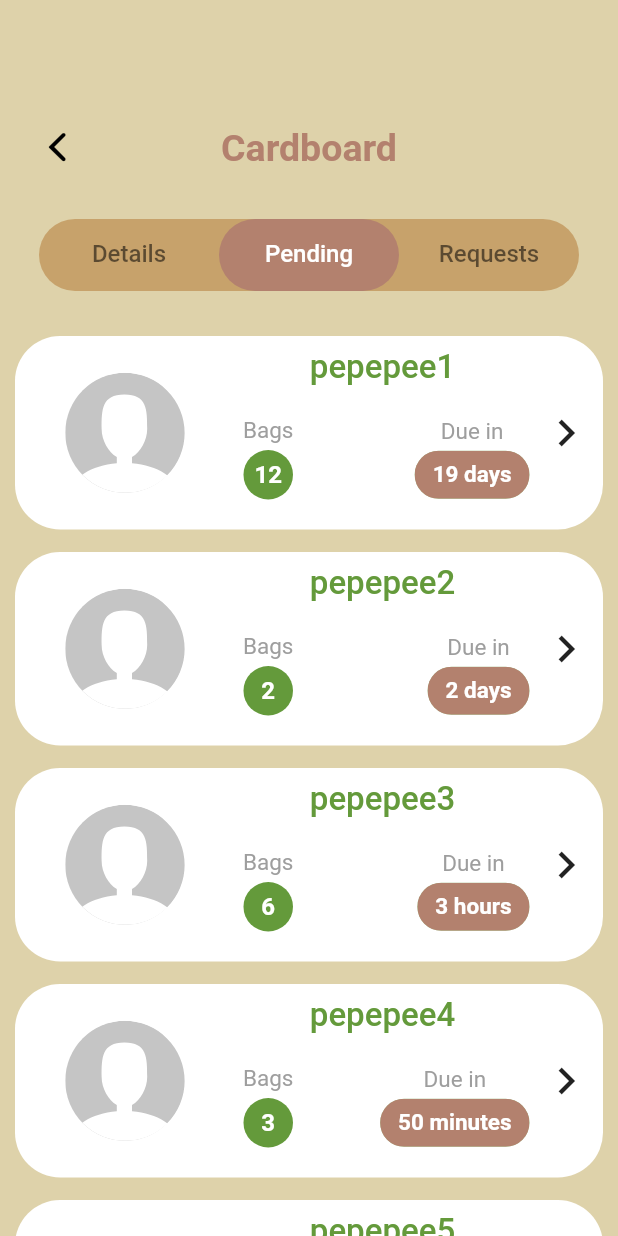
After one commit to fquesada00/Econet, a Flutter app: the MyEcopoint screen opened by its route, tab 2 chosen, on a phone screen of 412 x 824 dp. The commit adds this screen. Run offline on Flutter 3.47's test engine with Material 2 defaults, Android fonts, the phone set to English and light mode, and no system bars; our stand-ins replace auto_size_text, firebase_auth, firebase_core, flutter_svg, geolocator, google_maps_flutter and 2 more; missing offline and left inert: geocoder, linked_scroll_controller; accounts and stored records are empty; Roboto replaces fonts that are missing (SFProDisplay, SFProText); project files that could hold a hidden picture were left out.

Commit message:
avances en my_ecopoint

```diff
--- a/lib/app.dart
+++ b/lib/app.dart
@@ -6,6 +6,7 @@ import 'package:econet/views/auth/signup_method.dart';
 import 'package:econet/views/ecopoint/PickTimeCreateEcopoint.dart';
 import 'package:econet/views/ecopoint/add_bags.dart';
 import 'package:econet/views/ecopoint/ecopoint_expanded.dart';
+import 'file:///C:/Users/rodri/AndroidStudioProjects/Econet/lib/views/my_ecopoint/my_ecopoint.dart';
 import 'package:econet/views/ecopoint/pickDelivery.dart';
 import 'package:econet/views/ecopoint/pickDeliveryDate.dart';
 import 'package:econet/views/ecopoint/pickLocation.dart';
@@ -58,6 +59,7 @@ class MyApp extends StatelessWidget {
           '/settings': (context) => Settings(),
           '/my_recycling': (context) => MyRecycling(),
           '/add_bags': (context) => AddBags(),
+          '/my_ecopoint': (context) => MyEcopoint(),
         },
         title: 'Flutter Demo',
         theme: ThemeData(
@@ -199,6 +201,12 @@ class _MyHomePageState extends State<MyHomePage> {
                 Navigator.pushNamed(context, '/add_bags');
               },
             ),
+            RaisedButton(
+              child: Text("My ecopoint"),
+              onPressed: () {
+                Navigator.pushNamed(context, '/my_ecopoint');
+              },
+            ),
           ],
         ),
       ),
--- a/lib/presentation/constants.dart
+++ b/lib/presentation/constants.dart
@@ -1,4 +1,5 @@
 library constants;
+
 import 'package:flutter/material.dart';
 
 //Paleta de colores
--- /dev/null
+++ b/lib/views/my_ecopoint/my_ecopoint.dart
@@ -0,0 +1,60 @@
+import 'package:econet/presentation/constants.dart';
+import 'package:econet/views/widgets/navbar.dart';
+import 'package:econet/views/widgets/tab_slide_choose.dart';
+import 'package:flutter/cupertino.dart';
+import 'package:flutter/material.dart';
+
+import 'my_ecopoint_details_tab.dart';
+import 'my_ecopoint_pending_tab.dart';
+import 'my_ecopoint_requests_tab.dart';
+
+class MyEcopoint extends StatelessWidget {
+  int selected = 0;
+  String residueName = "Cardboard";
+  final List<String> tabNames = ["Details", "Pending", "Requests"];
+
+  @override
+  Widget build(BuildContext context) {
+    return Scaffold(
+      resizeToAvoidBottomInset: false,
+      backgroundColor: BROWN_LIGHT,
+      body: Column(
+        children: <Widget>[
+          NavBar(
+            text: residueName,
+            withBack: true,
+            backgroundColor: Colors.transparent,
+            textColor: BROWN_DARK,
+          ),
+          Expanded(
+            child: DefaultTabController(
+              length: tabNames.length,
+              child: Column(
+                children: <Widget>[
+                  Padding(
+                    padding: EdgeInsets.only(left: 26, right: 26, top: 26),
+                    child: TabSlideChoose(
+                      //funcion que guarda cual se encuentra seleccionado
+                            (int newSelected) {
+                          selected = newSelected;
+                        }, tabNames, BROWN_MEDIUM, BROWN_DARK),
+                  ),
+                  Expanded(
+                    child: TabBarView(
+                      children: <Widget>[
+                        MyEcopointDetailsTab(),
+                        MyEcopointPendingTab(),
+                        MyEcopointRequestsTab()
+                      ],
+                    ),
+                  ),
+                ],
+              ),
+            ),
+          ),
+        ],
+      ),
+    );
+  }
+
+}
--- /dev/null
+++ b/lib/views/my_ecopoint/my_ecopoint_details_tab.dart
@@ -0,0 +1,9 @@
+import 'package:flutter/cupertino.dart';
+
+class MyEcopointDetailsTab extends StatelessWidget {
+  @override
+  Widget build(BuildContext context) {
+    return Container();
+  }
+
+}
--- /dev/null
+++ b/lib/views/my_ecopoint/my_ecopoint_pending_tab.dart
@@ -0,0 +1,20 @@
+import 'package:econet/views/widgets/pending_delivery_card.dart';
+import 'package:flutter/cupertino.dart';
+
+class MyEcopointPendingTab extends StatelessWidget {
+  @override
+  Widget build(BuildContext context) {
+    return SingleChildScrollView(
+      padding: EdgeInsets.symmetric(vertical: 15),
+      child: Column(
+        children: <Widget>[
+          PendingDeliveryCard("pepepee1",12,"19 days"),
+          PendingDeliveryCard("pepepee2",2,"2 days"),
+          PendingDeliveryCard("pepepee3",6,"3 hours"),
+          PendingDeliveryCard("pepepee4",3,"50 minutes"),
+          PendingDeliveryCard("pepepee5",3,"4 days"),
+        ],
+      ),
+    );
+  }
+}
--- /dev/null
+++ b/lib/views/my_ecopoint/my_ecopoint_requests_tab.dart
@@ -0,0 +1,20 @@
+import 'package:econet/views/widgets/pending_delivery_card.dart';
+import 'package:flutter/cupertino.dart';
+
+class MyEcopointRequestsTab extends StatelessWidget {
+  @override
+  Widget build(BuildContext context) {
+    return SingleChildScrollView(
+      padding: EdgeInsets.symmetric(vertical: 15),
+      child: Column(
+        children: <Widget>[
+          PendingDeliveryCard("moniii1",12,"19 days"),
+          PendingDeliveryCard("moniii2",2,"2 days"),
+          PendingDeliveryCard("moniii3",6,"3 hours"),
+          PendingDeliveryCard("moniii4",3,"50 minutes"),
+          PendingDeliveryCard("moniii5",3,"4 days"),
+        ],
+      ),
+    );
+  }
+}
--- a/lib/views/my_recycling/my_recycling.dart
+++ b/lib/views/my_recycling/my_recycling.dart
@@ -48,7 +48,6 @@ class MyRecycling extends StatelessWidget {
       ),
     );
   }
-
 }
 
 //si se usa en otro lado extraer como widget
--- a/lib/views/my_recycling/my_recycling_deliveries_tab.dart
+++ b/lib/views/my_recycling/my_recycling_deliveries_tab.dart
@@ -103,6 +103,8 @@ class MyRecyclingDeliveriesTab extends StatelessWidget {
 
   String getRemainingDeliverTime(DateTime from) {
     int aux;
+    if (aux != 0) return aux.toString() + " days";
+
     aux = from.difference(DateTime.now()).inDays;
     if (aux != 0) return aux.toString() + " days";
 
--- a/lib/views/my_recycling/my_recycling_ecopoints_tab.dart
+++ b/lib/views/my_recycling/my_recycling_ecopoints_tab.dart
@@ -1,4 +1,5 @@
 import 'package:econet/presentation/constants.dart';
+import 'package:econet/views/widgets/text_above_numbered_circle.dart';
 import 'package:flutter/cupertino.dart';
 import 'package:flutter/material.dart';
 
@@ -79,7 +80,8 @@ class MyRecyclingEcopointsTab extends StatelessWidget {
                                 ),
                               ),
                               Chip(
-                                materialTapTargetSize: MaterialTapTargetSize.shrinkWrap,
+                                materialTapTargetSize:
+                                    MaterialTapTargetSize.shrinkWrap,
                                 label: Text(
                                   deliveriesList[index].timeRemaining,
                                   style: TextStyle(
@@ -98,7 +100,7 @@ class MyRecyclingEcopointsTab extends StatelessWidget {
                       Spacer(),
                       Expanded(
                         flex: 2,
-                        child: textAboveNumberedCircle(
+                        child: TextAboveNumberedCircle(
                             "Pending deliveries",
                             deliveriesList[index].pendingDeliveries,
                             GREEN_DARK),
@@ -106,7 +108,7 @@ class MyRecyclingEcopointsTab extends StatelessWidget {
                       Spacer(),
                       Expanded(
                         flex: 2,
-                        child: textAboveNumberedCircle(
+                        child: TextAboveNumberedCircle(
                             "Delivery requests",
                             deliveriesList[index].requestedDeliveries,
                             BROWN_MEDIUM),
@@ -131,40 +133,4 @@ class MyRecyclingEcopointsTab extends StatelessWidget {
       ),
     );
   }
-
-  Widget textAboveNumberedCircle(String text, int number, Color circleColor) {
-    return Container(
-      height: 75,
-      child: Column(
-        children: [
-          Padding(
-            padding: const EdgeInsets.only(bottom: 4.0),
-            child: Text(
-              text,
-              textAlign: TextAlign.center,
-              style: TextStyle(
-                color: Colors.grey,
-                fontSize: 15,
-                fontFamily: 'SFProDisplay',
-              ),
-            ),
-          ),
-          Container(
-            alignment: Alignment.center,
-            height: 33,
-            width: 33,
-            decoration: BoxDecoration(
-              shape: BoxShape.circle,
-              color: circleColor,
-            ),
-            child: Text(
-              number.toString(),
-              style: TextStyle(
-                  color: Colors.white, fontWeight: FontWeight.w600, fontSize: 16),
-            ),
-          ),
-        ],
-      ),
-    );
-  }
 }
--- /dev/null
+++ b/lib/views/widgets/pending_delivery_card.dart
@@ -0,0 +1,114 @@
+import 'package:econet/presentation/constants.dart';
+import 'package:econet/views/widgets/text_above_numbered_circle.dart';
+import 'package:flutter/cupertino.dart';
+import 'package:flutter/material.dart';
+import 'package:flutter_svg/svg.dart';
+
+class PendingDeliveryCard extends StatelessWidget {
+  String name;
+  int bags;
+  String time;
+
+  PendingDeliveryCard(this.name, this.bags, this.time);
+
+  @override
+  Widget build(BuildContext context) {
+    return Container(
+      margin: EdgeInsets.only(left: 10, right: 10, top: 15),
+      decoration: BoxDecoration(
+        borderRadius: BorderRadius.all(Radius.circular(30)),
+        color: Colors.white,
+      ),
+      child: Row(
+        children: <Widget>[
+          Expanded(
+            flex: 3,
+            child: Container(
+              padding: EdgeInsets.only( left: 10, right: 10),
+              height: 80,
+              child: LimitedBox(
+                child:
+                    SvgPicture.asset('assets/artwork/profile-default.svg'),
+              ),
+            ),
+          ),
+          Expanded(
+            flex: 4,
+            child: Column(
+              children: <Widget>[
+                Row(
+                  children: [
+                    Expanded(
+                      child: Padding(
+                        padding: const EdgeInsets.only(top: 8.0),
+                        child: Text(
+                          name,
+                          textAlign: TextAlign.center,
+                          style: TextStyle(
+                            color: GREEN_DARK,
+                            fontSize: 22,
+                            fontFamily: 'SFProDisplay',
+                            fontWeight: FontWeight.w500,
+                          ),
+                        ),
+                      ),
+                    ),
+                  ],
+                ),
+                Row(
+                  children: <Widget>[
+                    Padding(
+                      padding: const EdgeInsets.only(top: 20.0, left: 5),
+                      child: TextAboveNumberedCircle("Bags", bags, GREEN_DARK),
+                    ),
+                    Spacer(),
+                    Column(
+                      mainAxisAlignment: MainAxisAlignment.end,
+                      children: <Widget>[
+                        Padding(
+                          padding: const EdgeInsets.only(bottom: 4.0),
+                          child: Text(
+                            "Due in",
+                            textAlign: TextAlign.center,
+                            style: TextStyle(
+                              color: Colors.grey,
+                              fontSize: 15,
+                              fontFamily: 'SFProDisplay',
+                            ),
+                          ),
+                        ),
+                        Chip(
+                          materialTapTargetSize: MaterialTapTargetSize.shrinkWrap,
+                          label: Text(
+                            time,
+                            style: TextStyle(
+                              color: Colors.white,
+                              fontSize: 15,
+                              fontFamily: 'SFProDisplay',
+                              fontWeight: FontWeight.w700,
+                            ),
+                          ),
+                          backgroundColor: BROWN_DARK,
+                        ),
+                      ],
+                    ),
+                  ],
+                ),
+              ],
+            ),
+          ),
+          Expanded(
+            flex: 1,
+            child: Container(
+              alignment: Alignment.topCenter,
+              child: Icon(
+                Icons.chevron_right,
+                size: 36,
+              ),
+            ),
+          ),
+        ],
+      ),
+    );
+  }
+}
--- a/lib/views/widgets/tab_slide_choose.dart
+++ b/lib/views/widgets/tab_slide_choose.dart
@@ -49,7 +49,6 @@ class _TabSlideChooseState extends State<TabSlideChoose> {
       rows.add(
         Tab(
           child: Container(
-            padding: EdgeInsets.all(14.0),
             child: Text(
               names[i],
               textAlign: TextAlign.center,
--- /dev/null
+++ b/lib/views/widgets/text_above_numbered_circle.dart
@@ -0,0 +1,49 @@
+import 'package:flutter/cupertino.dart';
+import 'package:flutter/material.dart';
+
+class TextAboveNumberedCircle extends StatelessWidget {
+  Color circleColor;
+  int value;
+  String text;
+
+  TextAboveNumberedCircle(this.text, this.value, this.circleColor);
+
+  @override
+  Widget build(BuildContext context) {
+    return Container(
+      height: 75,
+      child: Column(
+        children: [
+          Padding(
+            padding: const EdgeInsets.only(bottom: 4.0),
+            child: Text(
+              text,
+              textAlign: TextAlign.center,
+              style: TextStyle(
+                color: Colors.grey,
+                fontSize: 15,
+                fontFamily: 'SFProDisplay',
+              ),
+            ),
+          ),
+          Container(
+            alignment: Alignment.center,
+            height: 33,
+            width: 33,
+            decoration: BoxDecoration(
+              shape: BoxShape.circle,
+              color: circleColor,
+            ),
+            child: Text(
+              value.toString(),
+              style: TextStyle(
+                  color: Colors.white,
+                  fontWeight: FontWeight.w600,
+                  fontSize: 16),
+            ),
+          ),
+        ],
+      ),
+    );
+  }
+}
```
